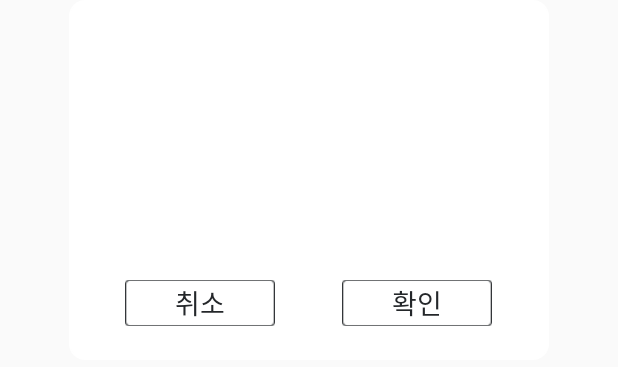
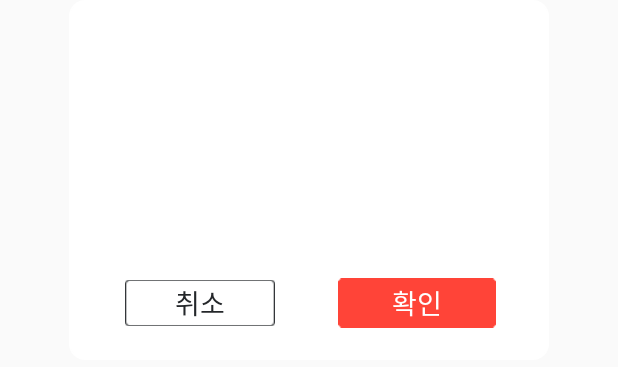
Before and after one commit to SmartLinkingPlatform/vifense_app, an Android app: the layout dlg_two_button.xml on its own in the app's theme, with its tools: preview values and no code run, on a phone screen of 412 x 824 dp. Shown: the top 367 px of the screen. Run offline under Robolectric (Android 15) with nearby library versions, the phone set to English and light mode, and no system bars.

Commit message:
2023-12-16-3

```diff
--- a/app/src/main/java/com/obd2/dgt/ui/InfoActivity/MyInfoActivity.java
+++ b/app/src/main/java/com/obd2/dgt/ui/InfoActivity/MyInfoActivity.java
@@ -100,8 +100,8 @@ public class MyInfoActivity extends AppBaseActivity {
             carAdapter = new CarAdapter(getContext(), carItems, carListListener);
             my_info_car_recycle_view.setAdapter(carAdapter);
 
-            my_info_car_add_btn = findViewById(R.id.my_info_car_add_btn);
-            my_info_car_add_btn.setOnClickListener(view -> onMyInfoAddCarClick());
+            //my_info_car_add_btn = findViewById(R.id.my_info_car_add_btn);
+            //my_info_car_add_btn.setOnClickListener(view -> onMyInfoAddCarClick());
         }
     }
     private CarAdapter.ItemClickListener carListListener = new CarAdapter.ItemClickListener() {
--- a/app/src/main/res/layout/activity_my_info.xml
+++ b/app/src/main/res/layout/activity_my_info.xml
@@ -284,12 +284,12 @@
                         android:layout_height="match_parent"
                         android:layout_weight="1">
 
-                        <ImageView
+                        <!--<ImageView
                             android:id="@+id/my_info_car_add_btn"
                             android:layout_width="wrap_content"
                             android:layout_height="wrap_content"
                             android:layout_gravity="center_horizontal"
-                            app:srcCompat="@drawable/add_state" />
+                            app:srcCompat="@drawable/add_state" />-->
                     </FrameLayout>
                 </LinearLayout>
 
--- a/app/src/main/res/layout/dlg_two_button.xml
+++ b/app/src/main/res/layout/dlg_two_button.xml
@@ -122,10 +122,10 @@
 
                             <ImageView
                                 android:id="@+id/dialog_two_ok_btn"
-                                android:layout_width="100dp"
+                                android:layout_width="105dp"
                                 android:layout_height="40dp"
                                 android:layout_gravity="center_horizontal|center_vertical"
-                                app:srcCompat="@drawable/confirm_off" />
+                                app:srcCompat="@drawable/confirm_on" />
 
                             <TextView
                                 android:id="@+id/dialog_two_btn_ok_text"
@@ -134,7 +134,7 @@
                                 android:layout_gravity="center_horizontal|center_vertical"
                                 android:fontFamily="@font/pretendard_semibold"
                                 android:text="@string/confirm_text"
-                                android:textColor="@color/title_color"
+                                android:textColor="@color/white"
                                 android:textSize="18sp" />
 
                         </FrameLayout>
```
Also changed, not shown: app/src/main/java/com/obd2/dgt/btManage/PIDsFormulas/FUEL_RATE_LITER.java (deleted, +0 -15 lines), app/src/main/res/drawable/confirm_on.png (added).
